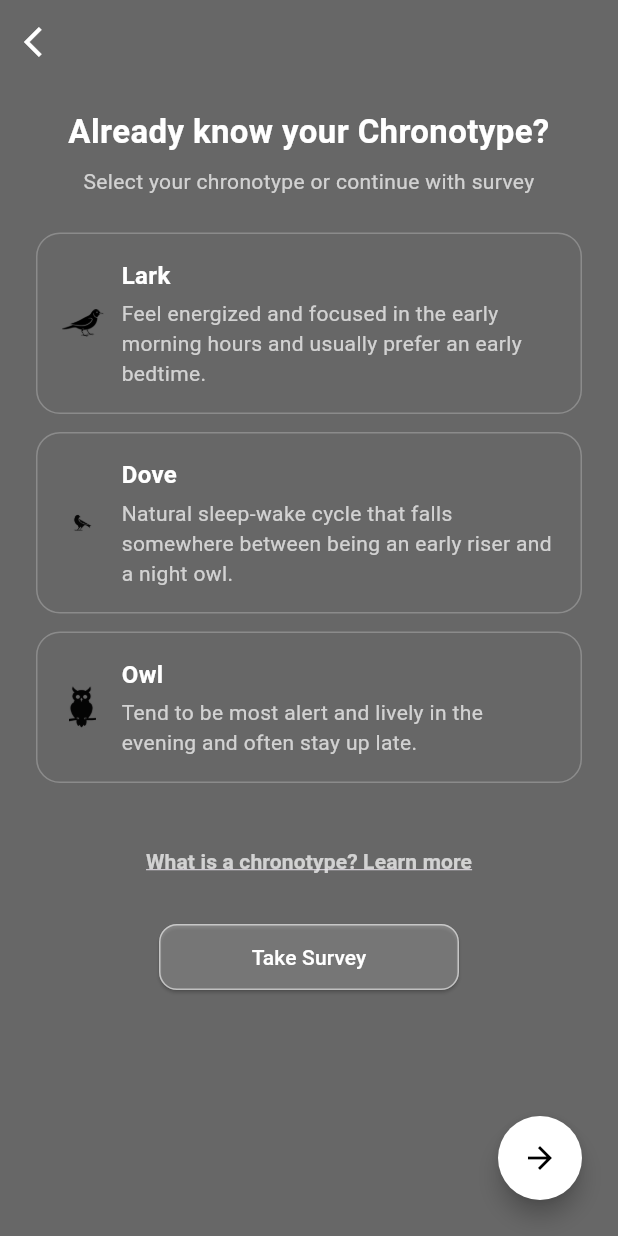
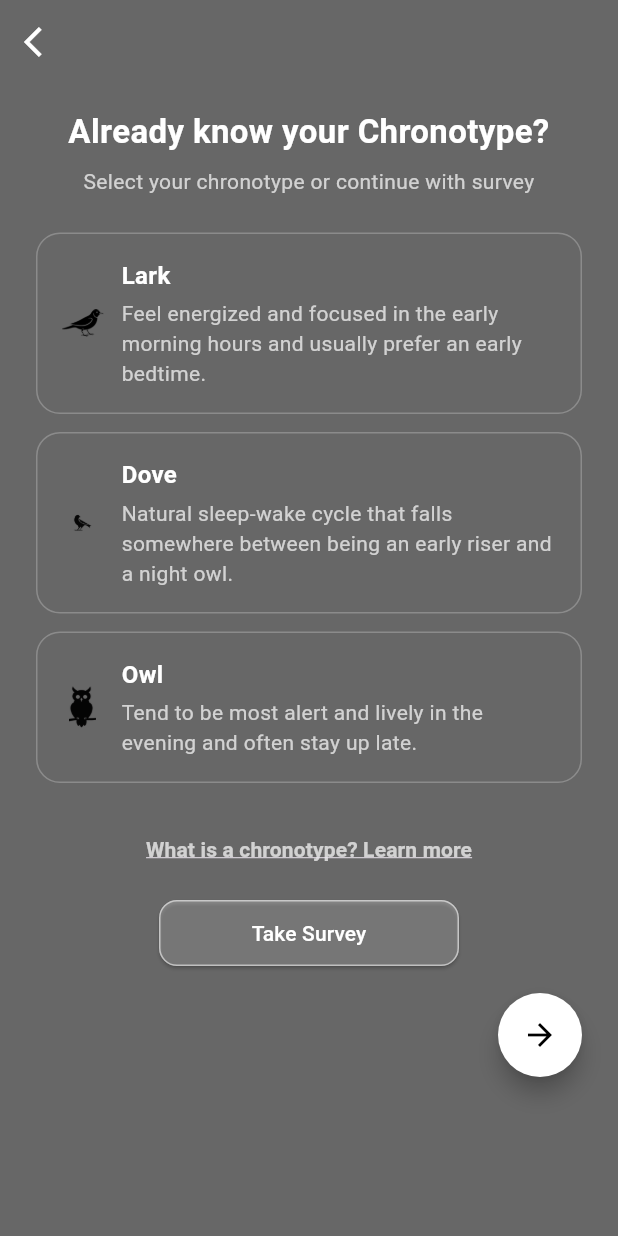
Before and after one commit to brokoline/OcutuneApplication, a Flutter app: the ChooseChronotypeScreen screen opened by its route, on a phone screen of 412 x 824 dp. Run offline on Flutter 3.47's test engine with Material 3 defaults, Android fonts, the phone set to English and light mode, and no system bars.

```diff
--- a/lib/main.dart
+++ b/lib/main.dart
@@ -7,7 +7,7 @@ import 'package:ocutune_light_logger/screens/register/learn_about_chronotypes/ab
 import 'package:ocutune_light_logger/screens/register/learn_about_chronotypes/learn_about_chronotypes_screen.dart';
 import 'package:ocutune_light_logger/screens/register/profile_setup_screen.dart';
 import 'package:ocutune_light_logger/screens/register/register_screen.dart';
-import 'package:ocutune_light_logger/screens/register/survey/done_setup_screen.dart';
+import 'package:ocutune_light_logger/screens/register/done_setup_screen.dart';
 import 'package:ocutune_light_logger/screens/register/survey/morning_evening_type_screen.dart';
 import 'package:ocutune_light_logger/screens/register/survey/peak_time_screen.dart';
 import 'package:ocutune_light_logger/screens/register/survey/time_of_tiredness_screen.dart';
--- a/lib/screens/register/choose_chronotype_screen.dart
+++ b/lib/screens/register/choose_chronotype_screen.dart
@@ -15,17 +15,20 @@ class _ChooseChronotypeScreenState extends State<ChooseChronotypeScreen> {
   final List<Map<String, String>> chronotypes = [
     {
       'title': 'Lark',
-      'description': 'Feel energized and focused in the early morning hours and usually prefer an early bedtime.',
+      'description':
+      'Feel energized and focused in the early morning hours and usually prefer an early bedtime.',
       'image': 'assets/images/lark.png',
     },
     {
       'title': 'Dove',
-      'description': 'Natural sleep-wake cycle that falls somewhere between being an early riser and a night owl.',
+      'description':
+      'Natural sleep-wake cycle that falls somewhere between being an early riser and a night owl.',
       'image': 'assets/images/dove.png',
     },
     {
       'title': 'Owl',
-      'description': 'Tend to be most alert and lively in the evening and often stay up late.',
+      'description':
+      'Tend to be most alert and lively in the evening and often stay up late.',
       'image': 'assets/images/nightowl.png',
     },
   ];
@@ -47,6 +50,8 @@ class _ChooseChronotypeScreenState extends State<ChooseChronotypeScreen> {
       appBar: AppBar(
         backgroundColor: lightGray,
         elevation: 0,
+        scrolledUnderElevation: 0,
+        surfaceTintColor: Colors.transparent,
         leading: IconButton(
           icon: const Icon(Icons.arrow_back_ios, color: Colors.white),
           onPressed: () => Navigator.pop(context),
@@ -55,11 +60,17 @@ class _ChooseChronotypeScreenState extends State<ChooseChronotypeScreen> {
       body: SafeArea(
         child: LayoutBuilder(
           builder: (context, constraints) {
-            return Padding(
+            return SingleChildScrollView(
+              child: ConstrainedBox(
+                constraints: BoxConstraints(minHeight: constraints.maxHeight),
+                child: IntrinsicHeight(
+                  child: Padding(
                     padding: const EdgeInsets.symmetric(horizontal: 24, vertical: 16),
                     child: Column(
+                      crossAxisAlignment: CrossAxisAlignment.stretch,
                       children: [
-                  const Text(
+                        const Center(
+                          child: Text(
                             "Already know your Chronotype?",
                             textAlign: TextAlign.center,
                             style: TextStyle(
@@ -68,8 +79,10 @@ class _ChooseChronotypeScreenState extends State<ChooseChronotypeScreen> {
                               color: Colors.white,
                             ),
                           ),
+                        ),
                         const SizedBox(height: 8),
-                  const Text(
+                        const Center(
+                          child: Text(
                             "Select your chronotype or continue with survey",
                             textAlign: TextAlign.center,
                             style: TextStyle(
@@ -77,13 +90,16 @@ class _ChooseChronotypeScreenState extends State<ChooseChronotypeScreen> {
                               color: Colors.white70,
                             ),
                           ),
+                        ),
                         const SizedBox(height: 24),
+
+                        // Chronotype cards
                         ...chronotypes.map((type) => _buildChronoCard(type)).toList(),
-                  const SizedBox(height: 16),
-                  TextButton(
-                    onPressed: () {
-                      Navigator.pushNamed(context, '/learn');
-                    },
+
+                        const SizedBox(height: 8),
+                        Center(
+                          child: TextButton(
+                            onPressed: () => Navigator.pushNamed(context, '/learn'),
                             child: const Text(
                               "What is a chronotype? Learn more",
                               style: TextStyle(
@@ -93,8 +109,10 @@ class _ChooseChronotypeScreenState extends State<ChooseChronotypeScreen> {
                               ),
                             ),
                           ),
-                  const SizedBox(height: 16),
-                  SizedBox(
+                        ),
+                        const SizedBox(height: 8),
+                        Center(
+                          child: SizedBox(
                             width: 200,
                             child: ElevatedButton(
                               style: ElevatedButton.styleFrom(
@@ -112,18 +130,19 @@ class _ChooseChronotypeScreenState extends State<ChooseChronotypeScreen> {
                               child: const Text("Take Survey"),
                             ),
                           ),
-                  const Spacer(),
+                        ),
+                        const SizedBox(height: 16),
                         Align(
-                    alignment: Alignment.bottomRight,
-                    child: Padding(
-                      padding: const EdgeInsets.only(bottom: 8),
+                          alignment: Alignment.centerRight,
                           child: OcutuneButton(
                             type: OcutuneButtonType.floatingIcon,
                             onPressed: _goToNextScreen,
                           ),
                         ),
+                      ],
                     ),
-                ],
+                  ),
+                ),
               ),
             );
           },
--- a/lib/screens/register/learn_about_chronotypes/learn_about_chronotypes_screen.dart
+++ b/lib/screens/register/learn_about_chronotypes/learn_about_chronotypes_screen.dart
@@ -11,6 +11,8 @@ class LearnAboutChronotypesScreen extends StatelessWidget {
       appBar: AppBar(
         backgroundColor: lightGray,
         elevation: 0,
+        scrolledUnderElevation: 0,
+        surfaceTintColor: Colors.transparent,
         leading: IconButton(
           icon: const Icon(Icons.arrow_back_ios, color: Colors.white),
           onPressed: () => Navigator.pop(context),
--- a/lib/screens/register/register_screen.dart
+++ b/lib/screens/register/register_screen.dart
@@ -121,7 +121,8 @@ class RegisterScreen extends StatelessWidget {
     );
 
     return isIOS
-        ? CupertinoPageScaffold(
+        ? Material(
+      child: CupertinoPageScaffold(
         navigationBar: CupertinoNavigationBar(
           backgroundColor: lightGray,
           leading: GestureDetector(
@@ -134,6 +135,7 @@ class RegisterScreen extends StatelessWidget {
           child: SingleChildScrollView(
             padding: const EdgeInsets.symmetric(horizontal: 24, vertical: 24),
             child: Center(child: contentWithButton),
+          ),
         ),
       ),
     )
@@ -154,5 +156,6 @@ class RegisterScreen extends StatelessWidget {
         ),
       ),
     );
+
   }
 }
--- a/pubspec.yaml
+++ b/pubspec.yaml
@@ -11,6 +11,7 @@ dependencies:
   flutter:
     sdk: flutter
   cupertino_icons: ^1.0.8
+  http: ^0.13.6
 
 dev_dependencies:
   flutter_test:
```
Also changed, not shown: lib/screens/register/survey/peak_time_screen.dart (+19 -11 lines), lib/screens/register/survey/wake_up_time_screen.dart (+64 -13 lines), lib/services/api_services.dart (added, +16 -0 lines), lib/screens/register/done_setup_screen.dart (renamed from lib/screens/register/survey/done_setup_screen.dart), pubspec.lock, 2 other files. Lines whose indentation alone changed are shown as unchanged.
